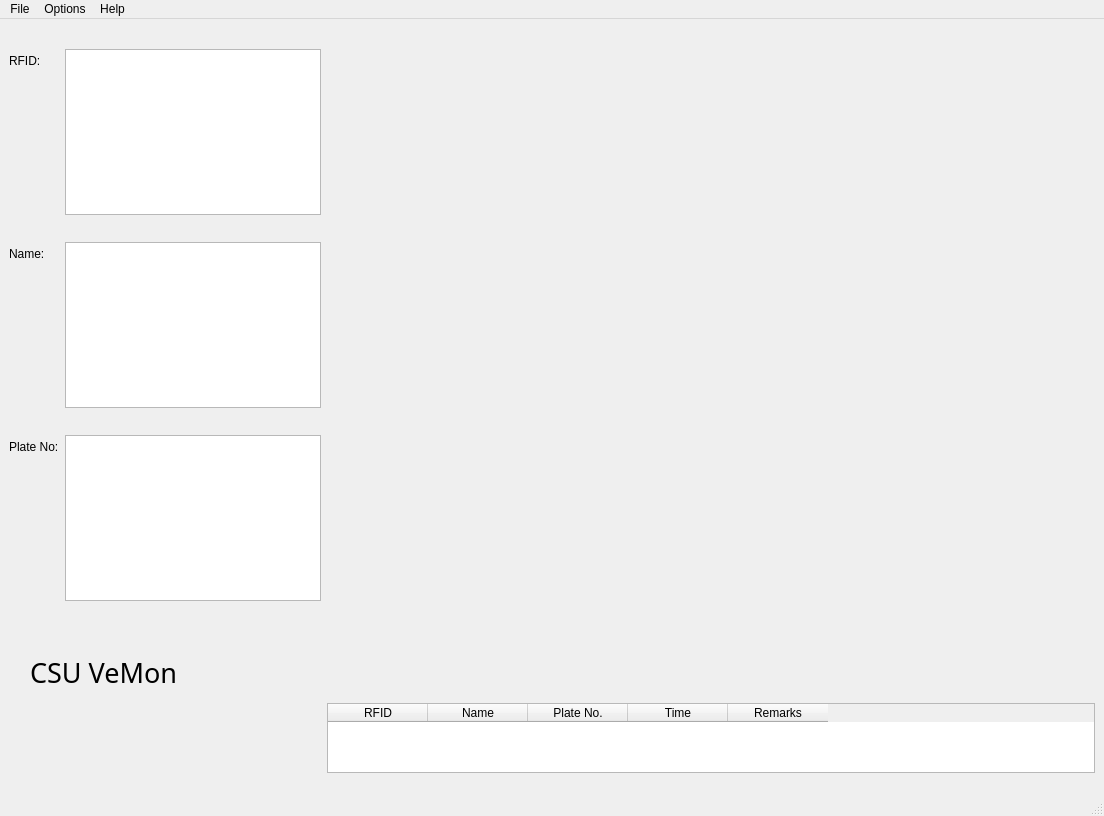
Old version of the form ui/Main.ui in the repository AlienWolfX/CSU-RFID-PYQT6.
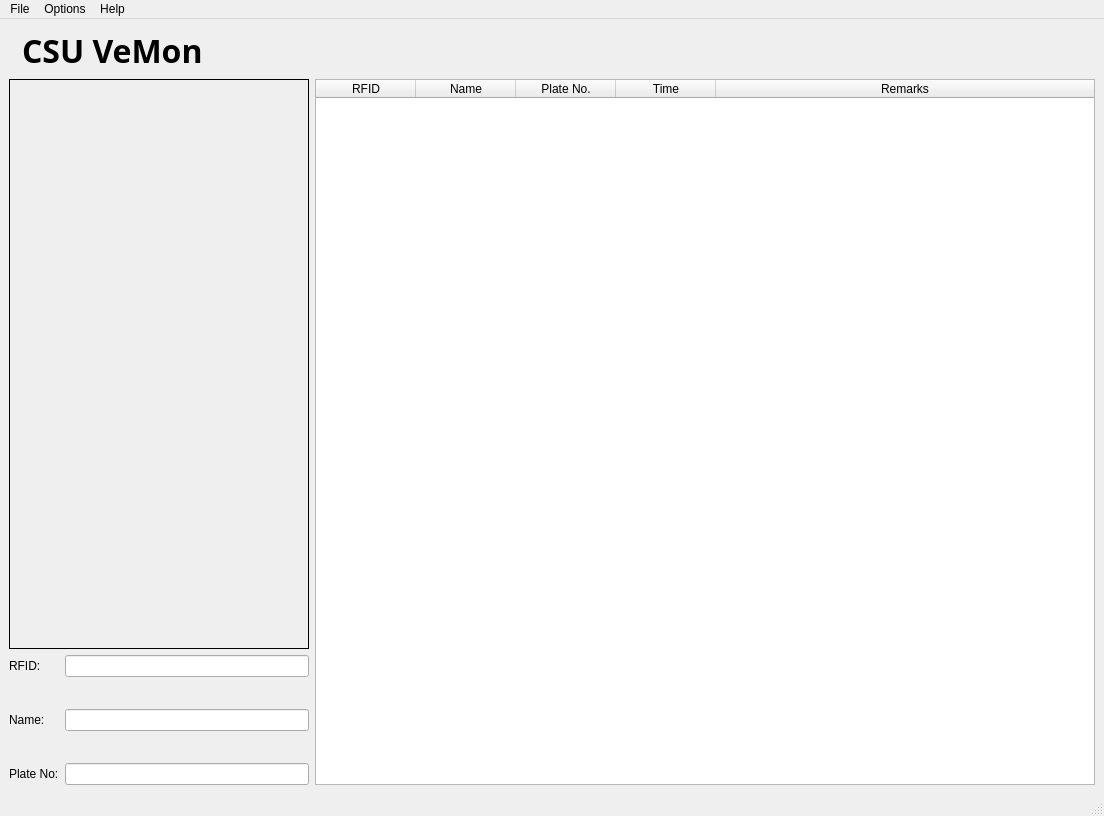
New version of the form. Icons and pictures are not drawn.

Commit message: Refactor UI layout and implement RFID tag reader functionality

What changed in the file:
```diff
--- a/ui/Main.ui
+++ b/ui/Main.ui
@@ -18,187 +18,17 @@
     <normaloff>../images/csuLogo.png</normaloff>../images/csuLogo.png</iconset>
   </property>
   <widget class="QWidget" name="centralwidget">
-   <layout class="QFormLayout" name="formLayout_2">
-    <item row="0" column="0">
-     <layout class="QFormLayout" name="formLayout">
-      <item row="0" column="1">
-       <spacer name="verticalSpacer_6">
-        <property name="orientation">
-         <enum>Qt::Vertical</enum>
-        </property>
-        <property name="sizeHint" stdset="0">
-         <size>
-          <width>20</width>
-          <height>40</height>
-         </size>
-        </property>
-       </spacer>
-      </item>
-      <item row="1" column="0">
-       <widget class="QLabel" name="rfidLabel">
-        <property name="text">
-         <string>RFID:</string>
-        </property>
-       </widget>
-      </item>
-      <item row="1" column="1">
-       <widget class="QTextEdit" name="rfidValue">
-        <property name="enabled">
-         <bool>true</bool>
-        </property>
-        <property name="sizePolicy">
-         <sizepolicy hsizetype="Preferred" vsizetype="Preferred">
-          <horstretch>0</horstretch>
-          <verstretch>0</verstretch>
-         </sizepolicy>
-        </property>
-        <property name="acceptDrops">
-         <bool>false</bool>
-        </property>
-        <property name="readOnly">
-         <bool>true</bool>
-        </property>
-       </widget>
-      </item>
-      <item row="2" column="1">
-       <spacer name="verticalSpacer_3">
-        <property name="orientation">
-         <enum>Qt::Vertical</enum>
-        </property>
-        <property name="sizeHint" stdset="0">
-         <size>
-          <width>20</width>
-          <height>40</height>
-         </size>
-        </property>
-       </spacer>
-      </item>
-      <item row="3" column="0">
-       <widget class="QLabel" name="nameLabel">
-        <property name="text">
-         <string>Name:</string>
-        </property>
-       </widget>
-      </item>
-      <item row="3" column="1">
-       <widget class="QTextEdit" name="nameValue">
-        <property name="enabled">
-         <bool>true</bool>
-        </property>
-        <property name="sizePolicy">
-         <sizepolicy hsizetype="Preferred" vsizetype="Preferred">
-          <horstretch>0</horstretch>
-          <verstretch>0</verstretch>
-         </sizepolicy>
-        </property>
-        <property name="acceptDrops">
-         <bool>false</bool>
-        </property>
-        <property name="readOnly">
-         <bool>true</bool>
-        </property>
-       </widget>
-      </item>
-      <item row="4" column="1">
-       <spacer name="verticalSpacer_4">
-        <property name="orientation">
-         <enum>Qt::Vertical</enum>
-        </property>
-        <property name="sizeHint" stdset="0">
-         <size>
-          <width>20</width>
-          <height>40</height>
-         </size>
-        </property>
-       </spacer>
-      </item>
-      <item row="5" column="0">
-       <widget class="QLabel" name="plateLabel">
-        <property name="text">
-         <string>Plate No:</string>
-        </property>
-       </widget>
-      </item>
-      <item row="5" column="1">
-       <widget class="QTextEdit" name="plateValue">
-        <property name="enabled">
-         <bool>true</bool>
-        </property>
-        <property name="sizePolicy">
-         <sizepolicy hsizetype="Preferred" vsizetype="Preferred">
-          <horstretch>0</horstretch>
-          <verstretch>0</verstretch>
-         </sizepolicy>
-        </property>
-        <property name="acceptDrops">
-         <bool>false</bool>
-        </property>
-        <property name="readOnly">
-         <bool>true</bool>
-        </property>
-       </widget>
-      </item>
-      <item row="6" column="1">
-       <spacer name="verticalSpacer_5">
-        <property name="orientation">
-         <enum>Qt::Vertical</enum>
-        </property>
-        <property name="sizeHint" stdset="0">
-         <size>
-          <width>20</width>
-          <height>40</height>
-         </size>
-        </property>
-       </spacer>
-      </item>
-     </layout>
-    </item>
-    <item row="0" column="1">
-     <layout class="QVBoxLayout" name="verticalLayout_2">
-      <item>
-       <widget class="QLabel" name="userPhoto">
-        <property name="text">
-         <string/>
-        </property>
-        <property name="scaledContents">
-         <bool>true</bool>
-        </property>
-       </widget>
-      </item>
-     </layout>
-    </item>
-    <item row="1" column="1">
-     <spacer name="verticalSpacer_2">
-      <property name="orientation">
-       <enum>Qt::Vertical</enum>
-      </property>
-      <property name="sizeHint" stdset="0">
-       <size>
-        <width>20</width>
-        <height>40</height>
-       </size>
-      </property>
-     </spacer>
-    </item>
-    <item row="2" column="0">
-     <layout class="QVBoxLayout" name="verticalLayout_3">
+   <layout class="QGridLayout" name="mainGrid">
+    <item row="0" column="0" colspan="2">
+     <layout class="QHBoxLayout" name="headerLayout">
       <item>
        <widget class="QLabel" name="csuLogo">
         <property name="maximumSize">
          <size>
-          <width>200</width>
-          <height>200</height>
+          <width>120</width>
+          <height>120</height>
          </size>
         </property>
-        <property name="layoutDirection">
-         <enum>Qt::LeftToRight</enum>
-        </property>
-        <property name="lineWidth">
-         <number>0</number>
-        </property>
-        <property name="text">
-         <string/>
-        </property>
         <property name="pixmap">
          <pixmap>../images/csuLogo.png</pixmap>
         </property>
@@ -206,7 +36,7 @@
          <bool>true</bool>
         </property>
         <property name="alignment">
-         <set>Qt::AlignCenter</set>
+         <set>Qt::AlignLeading</set>
         </property>
        </widget>
       </item>
@@ -215,56 +45,156 @@
         <property name="font">
          <font>
           <family>MS Reference Sans Serif</family>
-          <pointsize>20</pointsize>
+          <pointsize>24</pointsize>
+          <weight>75</weight>
+          <bold>true</bold>
          </font>
         </property>
         <property name="text">
-         <string>   CSU VeMon</string>
+         <string>CSU VeMon</string>
         </property>
+        <property name="alignment">
+         <set>Qt::AlignLeading|Qt::AlignLeft|Qt::AlignVCenter</set>
+        </property>
        </widget>
       </item>
+      <item>
+       <spacer name="headerSpacer">
+        <property name="orientation">
+         <enum>Qt::Horizontal</enum>
+        </property>
+        <property name="sizeHint" stdset="0">
+         <size>
+          <width>40</width>
+          <height>20</height>
+         </size>
+        </property>
+       </spacer>
+      </item>
      </layout>
     </item>
-    <item row="2" column="1">
-     <spacer name="verticalSpacer">
-      <property name="orientation">
-       <enum>Qt::Vertical</enum>
-      </property>
-      <property name="sizeHint" stdset="0">
-       <size>
-        <width>20</width>
-        <height>40</height>
-       </size>
-      </property>
-     </spacer>
+    <item row="1" column="0">
+     <layout class="QVBoxLayout" name="leftLayout">
+      <item>
+       <widget class="QLabel" name="userPhoto">
+        <property name="sizePolicy">
+         <sizepolicy hsizetype="Expanding" vsizetype="Expanding">
+          <horstretch>1</horstretch>
+          <verstretch>1</verstretch>
+         </sizepolicy>
+        </property>
+        <property name="minimumSize">
+         <size>
+          <width>300</width>
+          <height>300</height>
+         </size>
+        </property>
+        <property name="frameShape">
+         <enum>QFrame::Box</enum>
+        </property>
+        <property name="text">
+         <string/>
+        </property>
+        <property name="scaledContents">
+         <bool>true</bool>
+        </property>
+        <property name="alignment">
+         <set>Qt::AlignCenter</set>
+        </property>
+       </widget>
+      </item>
+      <item>
+       <layout class="QFormLayout" name="detailsForm">
+        <item row="0" column="0">
+         <widget class="QLabel" name="rfidLabel">
+          <property name="text">
+           <string>RFID:</string>
+          </property>
+         </widget>
+        </item>
+        <item row="0" column="1">
+         <widget class="QLineEdit" name="rfidValue">
+          <property name="readOnly">
+           <bool>true</bool>
+          </property>
+         </widget>
+        </item>
+        <item row="1" column="0">
+         <spacer name="spacer1">
+          <property name="orientation">
+           <enum>Qt::Vertical</enum>
+          </property>
+          <property name="sizeHint" stdset="0">
+           <size>
+            <width>20</width>
+            <height>20</height>
+           </size>
+          </property>
+         </spacer>
+        </item>
+        <item row="2" column="0">
+         <widget class="QLabel" name="nameLabel">
+          <property name="text">
+           <string>Name:</string>
+          </property>
+         </widget>
+        </item>
+        <item row="2" column="1">
+         <widget class="QLineEdit" name="nameValue">
+          <property name="readOnly">
+           <bool>true</bool>
+          </property>
+         </widget>
+        </item>
+        <item row="3" column="0">
+         <spacer name="spacer2">
+          <property name="orientation">
+           <enum>Qt::Vertical</enum>
+          </property>
+          <property name="sizeHint" stdset="0">
+           <size>
+            <width>20</width>
+            <height>20</height>
+           </size>
+          </property>
+         </spacer>
+        </item>
+        <item row="4" column="0">
+         <widget class="QLabel" name="plateLabel">
+          <property name="text">
+           <string>Plate No:</string>
+          </property>
+         </widget>
+        </item>
+        <item row="4" column="1">
+         <widget class="QLineEdit" name="plateValue">
+          <property name="readOnly">
+           <bool>true</bool>
+          </property>
+         </widget>
+        </item>
+       </layout>
+      </item>
+     </layout>
     </item>
-    <item row="3" column="1">
-     <layout class="QVBoxLayout" name="verticalLayout"/>
-    </item>
-    <item row="4" column="1">
+    <item row="1" column="1">
      <widget class="QTableWidget" name="tableLogs">
-      <property name="enabled">
-       <bool>true</bool>
+      <property name="sizePolicy">
+       <sizepolicy hsizetype="Expanding" vsizetype="Expanding">
+        <horstretch>2</horstretch>
+        <verstretch>1</verstretch>
+       </sizepolicy>
       </property>
       <property name="minimumSize">
        <size>
-        <width>511</width>
-        <height>0</height>
+        <width>400</width>
+        <height>300</height>
        </size>
       </property>
-      <property name="sizeAdjustPolicy">
-       <enum>QAbstractScrollArea::AdjustToContentsOnFirstShow</enum>
-      </property>
       <property name="showGrid">
        <bool>true</bool>
       </property>
-      <property name="wordWrap">
-       <bool>true</bool>
-      </property>
-      <property name="cornerButtonEnabled">
-       <bool>true</bool>
-      </property>
-      <attribute name="verticalHeaderHighlightSections">
+      <attribute name="horizontalHeaderStretchLastSection">
        <bool>true</bool>
       </attribute>
       <column>
@@ -294,32 +224,6 @@
       </column>
      </widget>
     </item>
-    <item row="5" column="1">
-     <spacer name="verticalSpacer_7">
-      <property name="orientation">
-       <enum>Qt::Vertical</enum>
-      </property>
-      <property name="sizeHint" stdset="0">
-       <size>
-        <width>20</width>
-        <height>40</height>
-       </size>
-      </property>
-     </spacer>
-    </item>
-    <item row="6" column="1">
-     <spacer name="verticalSpacer_8">
-      <property name="orientation">
-       <enum>Qt::Vertical</enum>
-      </property>
-      <property name="sizeHint" stdset="0">
-       <size>
-        <width>20</width>
-        <height>40</height>
-       </size>
-      </property>
-     </spacer>
-    </item>
    </layout>
   </widget>
   <widget class="QMenuBar" name="menubar">
```
The commit also changes 7 other files.
